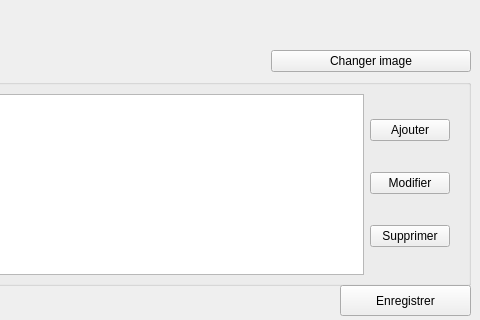
Above: formtableau.ui from norips/Projet_MBA_ConfigCreator before the change; both pictures show x 120 to 600 and y 135 to 455 of the 600 by 455 pixel window. Below: the same form after it.
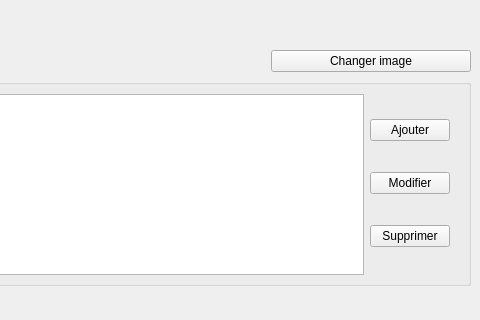
That is the form after the change.

Commit message: button accept and cancel

What changed in the file:
```diff
--- a/formtableau.ui
+++ b/formtableau.ui
@@ -213,18 +213,16 @@
     </item>
    </layout>
   </widget>
-  <widget class="QPushButton" name="pushButton">
+  <widget class="QWidget" name="verticalLayoutWidget">
    <property name="geometry">
     <rect>
-     <x>460</x>
-     <y>420</y>
-     <width>131</width>
-     <height>31</height>
+     <x>390</x>
+     <y>410</y>
+     <width>201</width>
+     <height>51</height>
     </rect>
    </property>
-   <property name="text">
-    <string>Enregistrer</string>
-   </property>
+   <layout class="QVBoxLayout" name="verticalLayout_4"/>
   </widget>
  </widget>
  <resources/>
```
Left out of the diff: 3 changed lines with no effect on the pictures. The commit also changes 1 other file.
